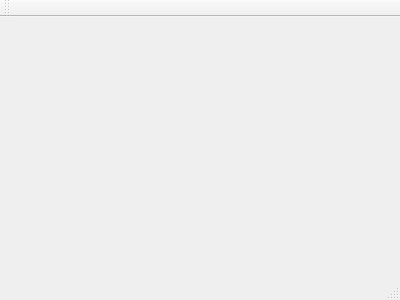
Qt form client/mainwindow.ui (werew/mpv-gui) before a commit.
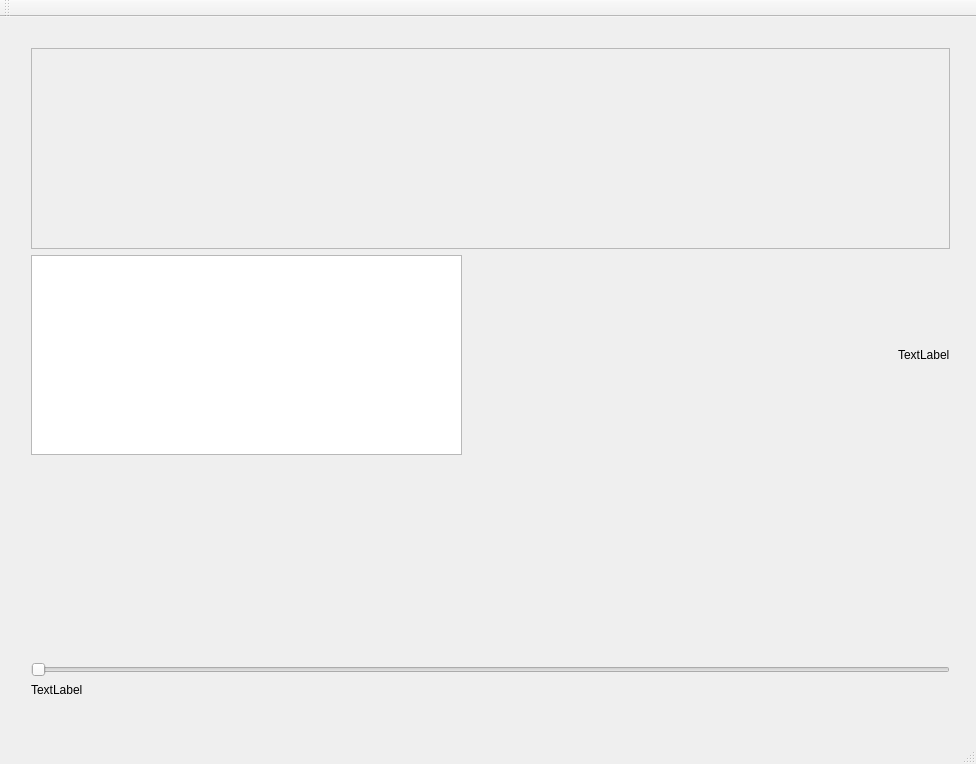
The same form after that commit.

```diff
--- a/client/mainwindow.ui
+++ b/client/mainwindow.ui
@@ -1,24 +1,127 @@
 <ui version="4.0">
  <class>MainWindow</class>
- <widget class="QMainWindow" name="MainWindow" >
-  <property name="geometry" >
+ <widget class="QMainWindow" name="MainWindow">
+  <property name="geometry">
    <rect>
     <x>0</x>
     <y>0</y>
-    <width>400</width>
-    <height>300</height>
+    <width>976</width>
+    <height>764</height>
    </rect>
   </property>
   <property name="windowTitle" >
    <string>MainWindow</string>
   </property>
-  <widget class="QMenuBar" name="menuBar" />
-  <widget class="QToolBar" name="mainToolBar" />
-  <widget class="QWidget" name="centralWidget" />
-  <widget class="QStatusBar" name="statusBar" />
+  <widget class="QWidget" name="centralWidget">
+   <widget class="QWidget" name="verticalLayoutWidget">
+    <property name="geometry">
+     <rect>
+      <x>20</x>
+      <y>20</y>
+      <width>941</width>
+      <height>671</height>
+     </rect>
+    </property>
+    <layout class="QVBoxLayout" name="verticalLayout">
+     <item>
+      <widget class="QScrollArea" name="scrollArea">
+       <property name="widgetResizable">
+        <bool>true</bool>
+       </property>
+       <widget class="QWidget" name="scrollAreaWidgetContents">
+        <property name="geometry">
+         <rect>
+          <x>0</x>
+          <y>0</y>
+          <width>937</width>
+          <height>197</height>
+         </rect>
+        </property>
+       </widget>
+      </widget>
+     </item>
+     <item>
+      <layout class="QHBoxLayout" name="horizontalLayout">
+       <item>
+        <widget class="QListWidget" name="liste"/>
+       </item>
+       <item>
+        <spacer name="horizontalSpacer">
+         <property name="orientation">
+          <enum>Qt::Horizontal</enum>
+         </property>
+         <property name="sizeHint" stdset="0">
+          <size>
+           <width>40</width>
+           <height>20</height>
+          </size>
+         </property>
+        </spacer>
+       </item>
+       <item>
+        <widget class="QLabel" name="label">
+         <property name="text">
+          <string>TextLabel</string>
+         </property>
+        </widget>
+       </item>
+      </layout>
+     </item>
+     <item>
+      <spacer name="verticalSpacer">
+       <property name="orientation">
+        <enum>Qt::Vertical</enum>
+       </property>
+       <property name="sizeHint" stdset="0">
+        <size>
+         <width>20</width>
+         <height>40</height>
+        </size>
+       </property>
+      </spacer>
+     </item>
+     <item>
+      <layout class="QVBoxLayout" name="verticalLayout_2">
+       <item>
+        <widget class="QSlider" name="horizontalSlider">
+         <property name="orientation">
+          <enum>Qt::Horizontal</enum>
+         </property>
+        </widget>
+       </item>
+       <item>
+        <widget class="QLabel" name="label_2">
+         <property name="text">
+          <string>TextLabel</string>
+         </property>
+        </widget>
+       </item>
+      </layout>
+     </item>
+    </layout>
+   </widget>
+  </widget>
+  <widget class="QMenuBar" name="menuBar">
+   <property name="geometry">
+    <rect>
+     <x>0</x>
+     <y>0</y>
+     <width>976</width>
+     <height>25</height>
+    </rect>
+   </property>
+  </widget>
+  <widget class="QToolBar" name="mainToolBar">
+   <attribute name="toolBarArea">
+    <enum>TopToolBarArea</enum>
+   </attribute>
+   <attribute name="toolBarBreak">
+    <bool>false</bool>
+   </attribute>
+  </widget>
+  <widget class="QStatusBar" name="statusBar"/>
  </widget>
- <layoutDefault spacing="6" margin="11" />
- <pixmapfunction></pixmapfunction>
+ <layoutdefault spacing="6" margin="11"/>
  <resources/>
  <connections/>
 </ui>
```
Left out of the diff: 3 changed lines with no effect on the pictures.
